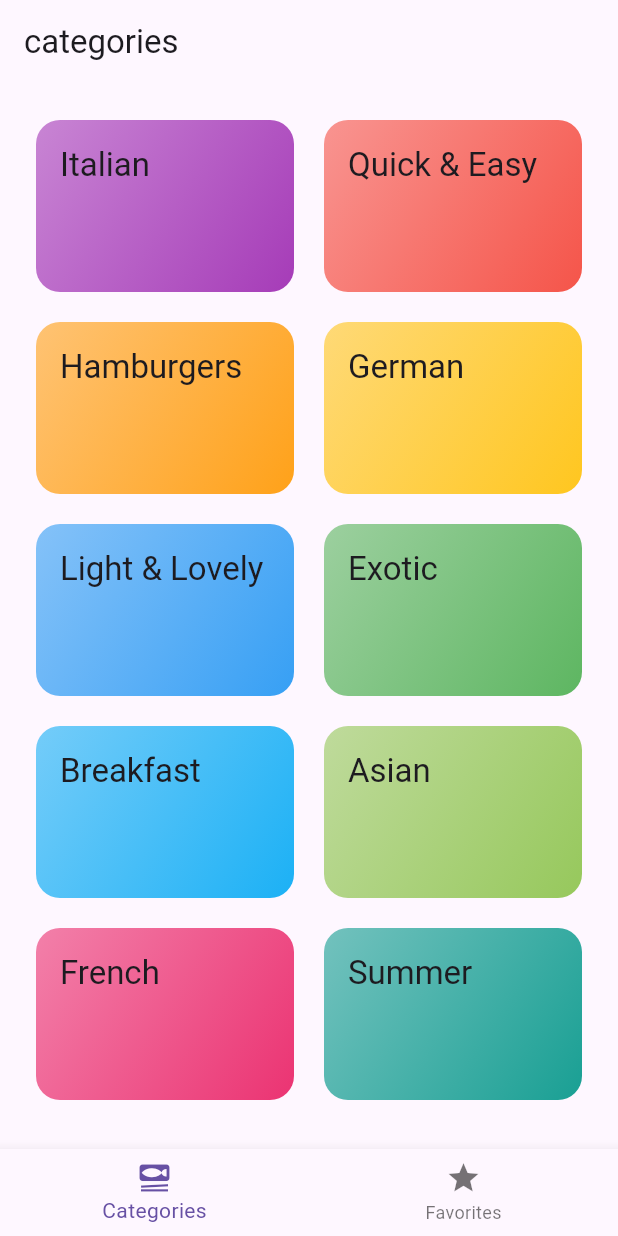
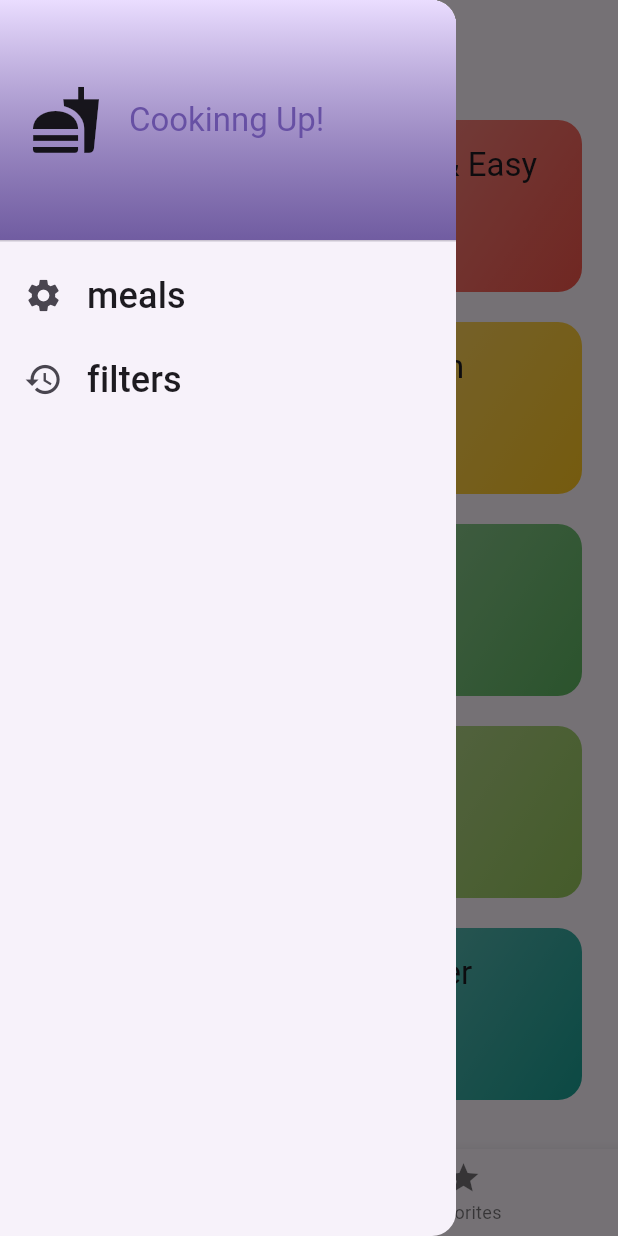
Before and after one commit to devchand4949/mealsApp, a Flutter app: the screen it shows after launch, with the side drawer open (before the commit the screen has no drawer), on a phone screen of 412 x 824 dp. Run offline on Flutter 3.47's test engine with Material 3 defaults, Android fonts, the phone set to English and light mode, and no system bars; our stand-ins replace google_fonts, transparent_image.

Commit message:
temp complate my app

```diff
--- a/lib/screen/categories_screen.dart
+++ b/lib/screen/categories_screen.dart
@@ -7,18 +7,22 @@ import 'package:meals/widget/category_grid_item.dart';
 import 'package:meals/widget/meal_item.dart';
 
 class CategoriesScreen extends StatelessWidget {
-  const CategoriesScreen({super.key,required this.onSelectFavoriteItem});
+  const CategoriesScreen(
+      {super.key,
+      required this.onSelectFavoriteItem,
+      required this.availableMeals});
 
+  final List<Meal> availableMeals;
   final void Function(Meal meal) onSelectFavoriteItem;
 
-
-  void _selectCategory(BuildContext context,Category category) {
-
-    final filterMealsData = dummyMeals.where((meal) => meal.categories.contains(category.id)).toList();//filter
+  void _selectCategory(BuildContext context, Category category) {
+    final filterMealsData = availableMeals
+        .where((meal) => meal.categories.contains(category.id))
+        .toList(); //filter
     Navigator.of(context).push(MaterialPageRoute(
         builder: (context) => MealsScreen(
-              title: category.title,// show page title
-              meals: filterMealsData,// show data using final var.... line 13,
+              title: category.title, // show page title
+              meals: filterMealsData, // show data using final var.... line 13,
               onSelectFavoriteItem: onSelectFavoriteItem,
             )));
   }
@@ -39,7 +43,7 @@ class CategoriesScreen extends StatelessWidget {
             CaterialGridItem(
               category: data,
               onSelectCategory: () {
-                _selectCategory(context,data);
+                _selectCategory(context, data);
                 print('call to selectcatoey');
               },
             )
--- a/lib/screen/tab_screen.dart
+++ b/lib/screen/tab_screen.dart
@@ -1,7 +1,17 @@
 import 'package:flutter/material.dart';
+import 'package:meals/data/dummy_data.dart';
 import 'package:meals/models/meals_model.dart';
 import 'package:meals/screen/categories_screen.dart';
+import 'package:meals/screen/filters_screen.dart';
 import 'package:meals/screen/meals_screen.dart';
+import 'package:meals/widget/main_drawer.dart';
+
+ const kintialFilters = {
+   Filter.glutenFree:false,
+   Filter.lactoseFree:false,
+   Filter.vegetarian:false,
+   Filter.vegan:false,
+ };
 
 class TabScreen extends StatefulWidget {
   const TabScreen({super.key});
@@ -14,9 +24,12 @@ class _TabScreenState extends State<TabScreen> {
   int _selectedPageIndex = 0;
   final List<Meal> _favoriteMeals = [];
 
-  void _showInfoMessage(String message){
+   Map<Filter,bool> _selectedFilters = kintialFilters;
+
+  void _showInfoMessage(String message) {
     ScaffoldMessenger.of(context).clearSnackBars();
-    ScaffoldMessenger.of(context).showSnackBar(SnackBar(content: Text(message)));
+    ScaffoldMessenger.of(context)
+        .showSnackBar(SnackBar(content: Text(message)));
   }
 
 // use for favorite ...................
@@ -40,10 +53,40 @@ class _TabScreenState extends State<TabScreen> {
     });
   }
 
+// filter effect on drawer filter
+  void _setScreen(String identifier) async {
+    Navigator.of(context).pop();
+    if (identifier == 'filters') {
+      final result = await Navigator.of(context).push<Map<Filter, bool>>(
+          MaterialPageRoute(builder: (ctx) =>  FiltersScreen(currentFilter:_selectedFilters ,)));
+      setState(() {
+
+        _selectedFilters = result ?? kintialFilters;
+      });
+    }
+  }
+
   @override
   Widget build(BuildContext context) {
+    final availableMeals = dummyMeals.where((meal){
+        if(_selectedFilters[Filter.glutenFree]! && !meal.isGlutenFree){
+          return false;
+        }
+      if(_selectedFilters[Filter.lactoseFree]! && !meal.isLactoseFree){
+        return false;
+      }
+      if(_selectedFilters[Filter.vegetarian]! && !meal.isVegetarian){
+        return false;
+      }
+      if(_selectedFilters[Filter.vegan]! && !meal.isVegan){
+        return false;
+      }
+      return true;
+    }).toList();
+
     Widget activePage = CategoriesScreen(
       onSelectFavoriteItem: _toggleMealFavoriteStatus,
+      availableMeals: availableMeals,
     );
     var activePageTitle = 'categories';
 
@@ -57,6 +100,9 @@ class _TabScreenState extends State<TabScreen> {
     return Scaffold(
       appBar: AppBar(
         title: Text(activePageTitle),
+      ),
+      drawer: MainDrawer(
+        onSelectScreen: _setScreen,
       ),
       body: activePage,
       bottomNavigationBar: BottomNavigationBar(
--- /dev/null
+++ b/lib/widget/main_drawer.dart
@@ -0,0 +1,72 @@
+import 'package:flutter/material.dart';
+import 'package:meals/screen/filters_screen.dart';
+
+class MainDrawer extends StatelessWidget {
+  const MainDrawer({super.key,required this.onSelectScreen});
+  final void Function(String identifier) onSelectScreen;
+
+
+  @override
+  Widget build(BuildContext context) {
+    return Drawer(
+      child: Column(
+        children: [
+          DrawerHeader(
+              padding: EdgeInsets.all(20),
+              decoration: BoxDecoration(
+                  gradient: LinearGradient(colors: [
+                Theme.of(context).colorScheme.primaryContainer,
+                Theme.of(context)
+                    .colorScheme
+                    .onPrimaryContainer
+                    .withOpacity(0.8)
+              ], begin: Alignment.topLeft, end: Alignment.bottomLeft)),
+              child: Row(
+                children: [
+                  Icon(
+                    Icons.fastfood,
+                    size: 48,
+                  ),
+                  SizedBox(
+                    width: 18,
+                  ),
+                  Text(
+                    'Cookinng Up!',
+                    style: Theme.of(context)
+                        .textTheme
+                        .titleLarge!
+                        .copyWith(color: Theme.of(context).colorScheme.primary),
+                  )
+                ],
+              )),
+          ListTile(
+            leading: Icon(
+              Icons.settings,
+              size: 26,
+            ),
+            title: Text(
+              'meals',
+              style: Theme.of(context).textTheme.titleSmall!.copyWith(
+                  color: Theme.of(context).colorScheme.onBackground,
+                  fontSize: 24),
+            ),
+            onTap: () => onSelectScreen('meals'),
+          ),
+          ListTile(
+            leading: Icon(
+              Icons.restore,
+              size: 26,
+            ),
+            title: Text(
+              'filters',
+              style: Theme.of(context).textTheme.titleSmall!.copyWith(
+                  color: Theme.of(context).colorScheme.onBackground,
+                  fontSize: 24),
+            ),
+            onTap: () => onSelectScreen('filters'),
+          )
+        ],
+      ),
+    );
+  }
+}
```
Also changed, not shown: lib/screen/filters_screen.dart (added, +161 -0 lines).
